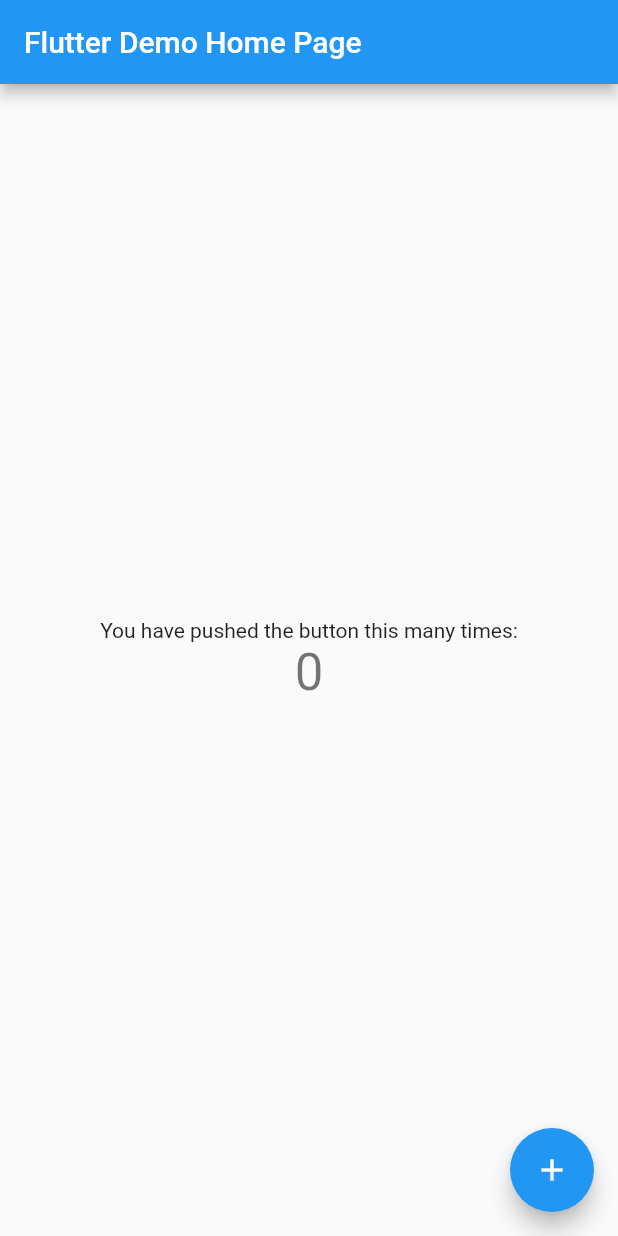
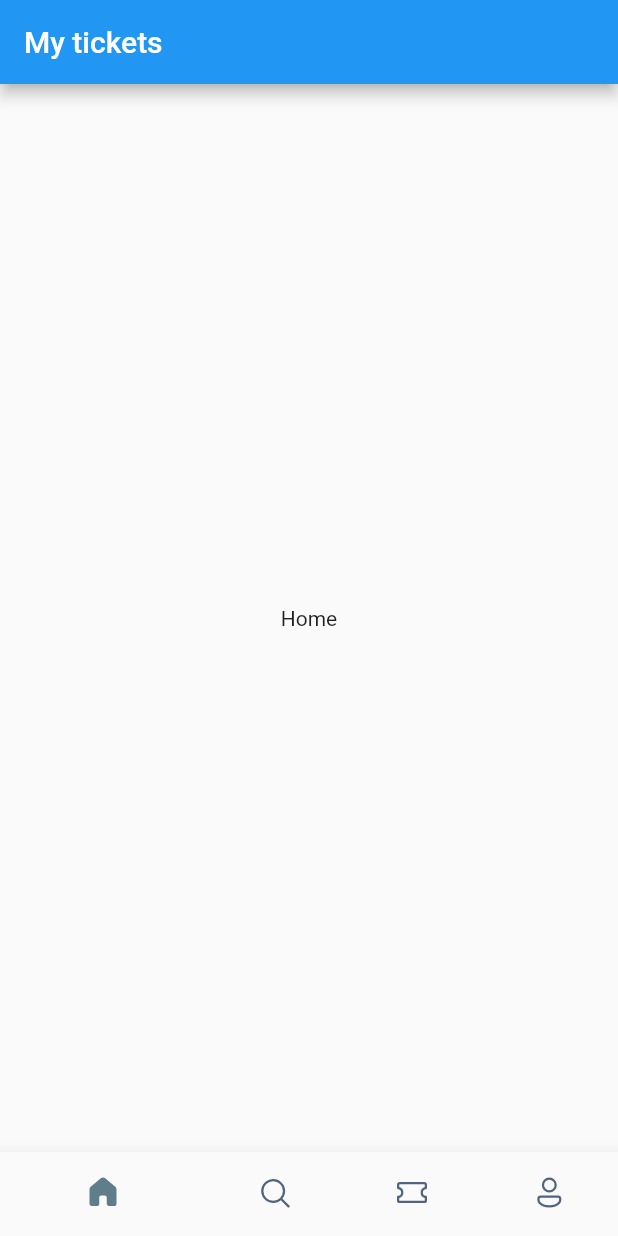
Before and after one commit to Bochra10/book_your_tickets, a Flutter app: the screen it shows after launch, on a phone screen of 412 x 824 dp. Run offline on Flutter 3.47's test engine with Material 2 defaults, Android fonts, the phone set to English and light mode, and no system bars; our stand-ins replace fluentui_icons.

Commit message:
Add bottom navigation bar

```diff
--- a/lib/main.dart
+++ b/lib/main.dart
@@ -1,3 +1,4 @@
+import 'package:book_your_tickets/screens/bottom_navbar.dart';
 import 'package:flutter/material.dart';
 
 void main() {
@@ -13,53 +14,7 @@ class MyApp extends StatelessWidget {
       theme: ThemeData(
         primarySwatch: Colors.blue,
       ),
-      home: const MyHomePage(title: 'Flutter Demo Home Page'),
+      home: const BottomNavbar(),
     );
   }
 }
-
-class MyHomePage extends StatefulWidget {
-  const MyHomePage({Key? key, required this.title}) : super(key: key);
-  final String title;
-
-  @override
-  State<MyHomePage> createState() => _MyHomePageState();
-}
-
-class _MyHomePageState extends State<MyHomePage> {
-  int _counter = 0;
-
-  void _incrementCounter() {
-    setState(() {
-      _counter++;
-    });
-  }
-
-  @override
-  Widget build(BuildContext context) {
-    return Scaffold(
-      appBar: AppBar(
-        title: Text(widget.title),
-      ),
-      body: Center(
-        child: Column(
-          mainAxisAlignment: MainAxisAlignment.center,
-          children: <Widget>[
-            const Text(
-              'You have pushed the button this many times:',
-            ),
-            Text(
-              '$_counter',
-              style: Theme.of(context).textTheme.headline4,
-            ),
-          ],
-        ),
-      ),
-      floatingActionButton: FloatingActionButton(
-        onPressed: _incrementCounter,
-        tooltip: 'Increment',
-        child: const Icon(Icons.add),
-      ),
-    );
-  }
-}
--- /dev/null
+++ b/lib/screens/bottom_navbar.dart
@@ -0,0 +1,61 @@
+import 'package:flutter/material.dart';
+import 'package:fluentui_icons/fluentui_icons.dart';
+
+class BottomNavbar extends StatefulWidget {
+  const BottomNavbar({Key? key}) : super(key: key);
+
+  @override
+  State<BottomNavbar> createState() => _BottomNavbarState();
+}
+
+class _BottomNavbarState extends State<BottomNavbar> {
+  int _selectedIndex = 0;
+  static final List<Widget> _widgetOptions = <Widget>[
+    const Text('Home'),
+    const Text('Search'),
+    const Text('Tickets'),
+    const Text('Profile')
+  ];
+  @override
+  Widget build(BuildContext context) {
+    return Scaffold(
+      appBar: AppBar(
+        title: const Text('My tickets'),
+      ),
+      body: Center(
+        child: _widgetOptions[_selectedIndex],
+      ),
+      bottomNavigationBar: BottomNavigationBar(
+          onTap: _onItemTapped,
+          elevation: 10,
+          showSelectedLabels: false,
+          showUnselectedLabels: false,
+          selectedItemColor: Colors.blueGrey,
+          unselectedItemColor: const Color(0xFF526480),
+          items: const [
+            BottomNavigationBarItem(
+                icon: Icon(FluentSystemIcons.ic_fluent_home_regular),
+                activeIcon: Icon(FluentSystemIcons.ic_fluent_home_filled),
+                label: 'Home'),
+            BottomNavigationBarItem(
+                icon: Icon(FluentSystemIcons.ic_fluent_search_regular),
+                activeIcon: Icon(FluentSystemIcons.ic_fluent_search_filled),
+                label: 'Search'),
+            BottomNavigationBarItem(
+                icon: Icon(FluentSystemIcons.ic_fluent_ticket_regular),
+                activeIcon: Icon(FluentSystemIcons.ic_fluent_ticket_filled),
+                label: 'Ticket'),
+            BottomNavigationBarItem(
+                icon: Icon(FluentSystemIcons.ic_fluent_person_regular),
+                activeIcon: Icon(FluentSystemIcons.ic_fluent_person_filled),
+                label: 'Profile'),
+          ]),
+    );
+  }
+
+  void _onItemTapped(int index) {
+    setState(() {
+      _selectedIndex = index;
+    });
+  }
+}
--- a/pubspec.yaml
+++ b/pubspec.yaml
@@ -45,6 +45,7 @@ dev_dependencies:
   # package. See that file for information about deactivating specific lint
   # rules and activating additional ones.
   flutter_lints: ^2.0.0
+  fluentui_icons: ^1.0.0
 
 # For information on the generic Dart part of this file, see the
 # following page: https://dart.dev/tools/pub/pubspec
```
Also changed, not shown: pubspec.lock.
